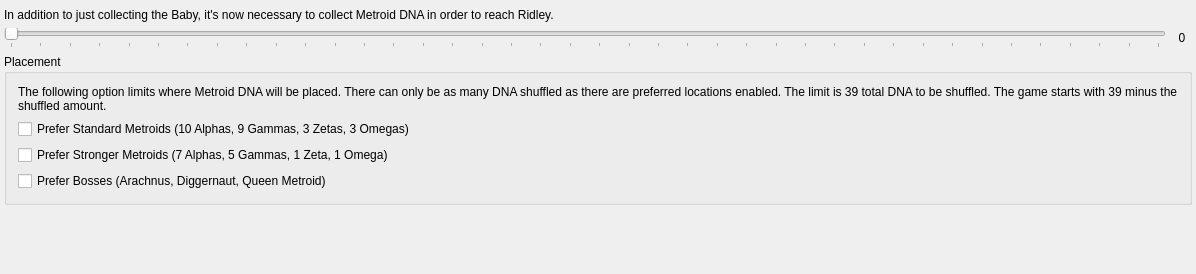
Before: the Qt Designer form randovania/gui/ui_files/preset_msr_goal.ui in randovania/randovania, drawn with Qt 5.
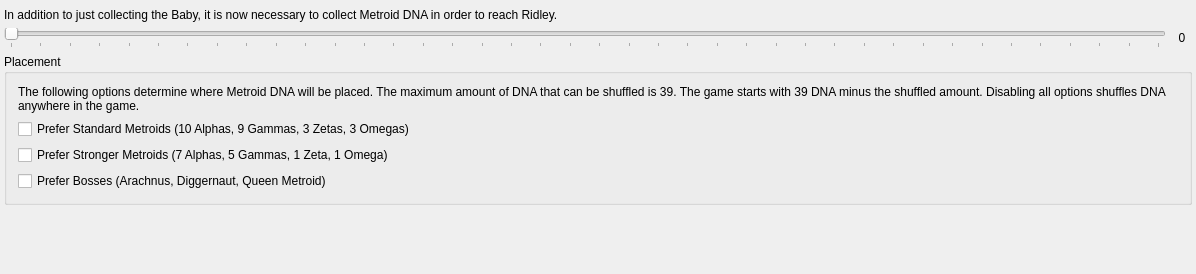
After: the same form once the commit is applied.

What changed in the file:
```diff
--- a/randovania/gui/ui_files/preset_msr_goal.ui
+++ b/randovania/gui/ui_files/preset_msr_goal.ui
@@ -36,7 +36,7 @@
     <item>
      <widget class="QLabel" name="description_label">
       <property name="text">
-       <string>&lt;html&gt;&lt;head/&gt;&lt;body&gt;&lt;p&gt;In addition to just collecting the Baby, it's now necessary to collect Metroid DNA in order to reach Ridley.&lt;/p&gt;&lt;/body&gt;&lt;/html&gt;</string>
+       <string>&lt;html&gt;&lt;head/&gt;&lt;body&gt;&lt;p&gt;In addition to just collecting the Baby, it is now necessary to collect Metroid DNA in order to reach Ridley.&lt;/p&gt;&lt;/body&gt;&lt;/html&gt;</string>
       </property>
       <property name="wordWrap">
        <bool>true</bool>
@@ -94,7 +94,7 @@
        <item>
         <widget class="QLabel" name="placement_label">
          <property name="text">
-          <string>&lt;html&gt;&lt;head/&gt;&lt;body&gt;&lt;p&gt;The following option limits where Metroid DNA will be placed. There can only be as many DNA shuffled as there are preferred locations enabled. The limit is 39 total DNA to be shuffled. The game starts with 39 minus the shuffled amount.&lt;/p&gt;&lt;/body&gt;&lt;/html&gt;</string>
+          <string>&lt;html&gt;&lt;head/&gt;&lt;body&gt;&lt;p&gt;The following options determine where Metroid DNA will be placed. The maximum amount of DNA that can be shuffled is 39. The game starts with 39 DNA minus the shuffled amount. Disabling all options shuffles DNA anywhere in the game.&lt;/p&gt;&lt;/body&gt;&lt;/html&gt;</string>
          </property>
          <property name="wordWrap">
           <bool>true</bool>
```
